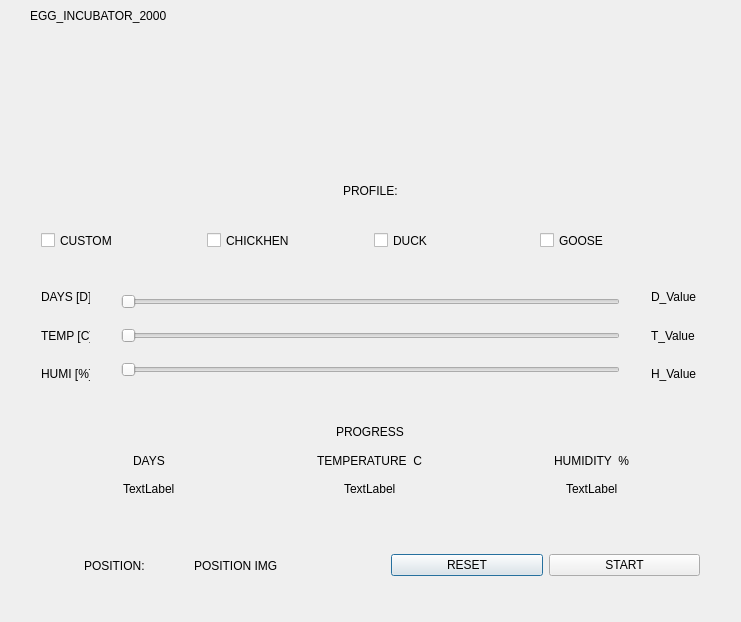
Before: the Qt Designer form dialog.ui in gvesic96/rpi_incubator, drawn with Qt 5.
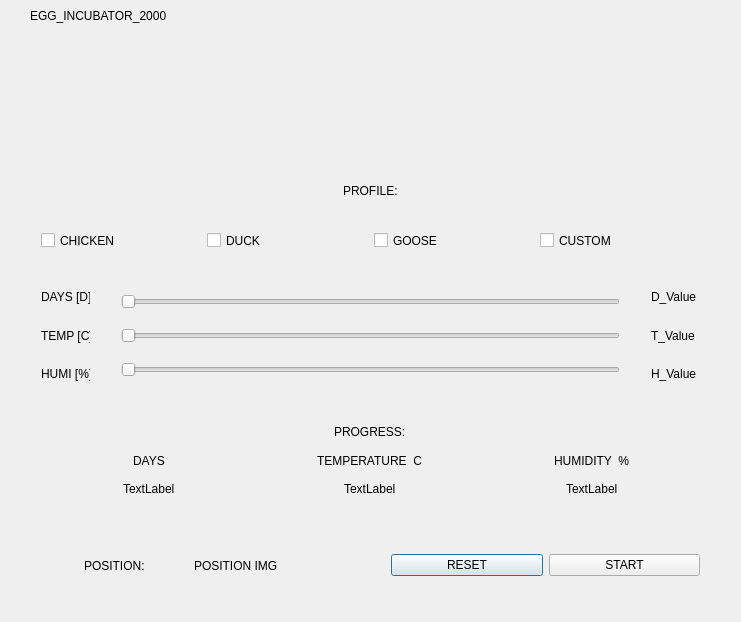
After: the same form once the commit is applied. Icons and pictures are not drawn.

Diff of the .ui file:
```diff
--- a/dialog.ui
+++ b/dialog.ui
@@ -24,16 +24,9 @@
    </property>
    <layout class="QHBoxLayout" name="horizontalLayout">
     <item>
-     <widget class="QCheckBox" name="checkBox_4">
+     <widget class="QCheckBox" name="checkBox">
       <property name="text">
-       <string>CUSTOM</string>
-      </property>
-     </widget>
-    </item>
-    <item>
-     <widget class="QCheckBox" name="checkBox_3">
-      <property name="text">
-       <string>CHICKHEN</string>
+       <string>CHICKEN</string>
       </property>
      </widget>
     </item>
@@ -45,12 +38,19 @@
      </widget>
     </item>
     <item>
-     <widget class="QCheckBox" name="checkBox">
+     <widget class="QCheckBox" name="checkBox_3">
       <property name="text">
        <string>GOOSE</string>
       </property>
      </widget>
     </item>
+    <item>
+     <widget class="QCheckBox" name="checkBox_4">
+      <property name="text">
+       <string>CUSTOM</string>
+      </property>
+     </widget>
+    </item>
    </layout>
   </widget>
   <widget class="QLabel" name="label">
@@ -182,7 +182,10 @@
     <item row="0" column="1" alignment="Qt::AlignHCenter">
      <widget class="QLabel" name="label_10">
       <property name="text">
-       <string>PROGRESS</string>
+       <string>PROGRESS:</string>
+      </property>
+      <property name="textFormat">
+       <enum>Qt::AutoText</enum>
       </property>
      </widget>
     </item>
```
